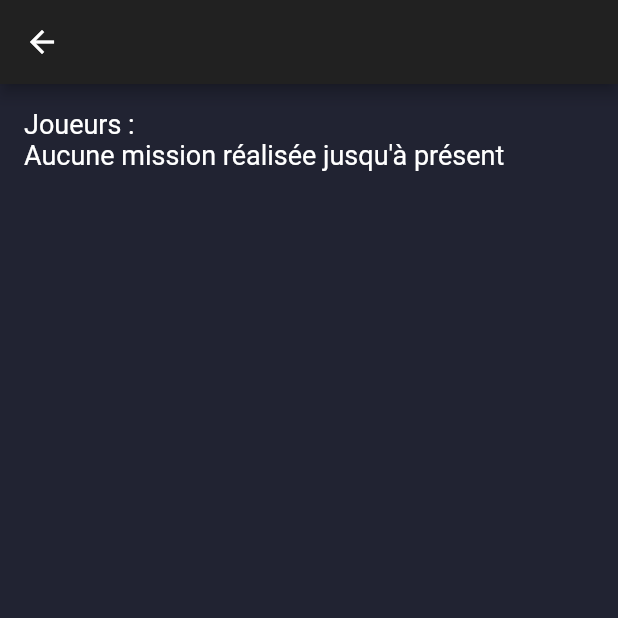
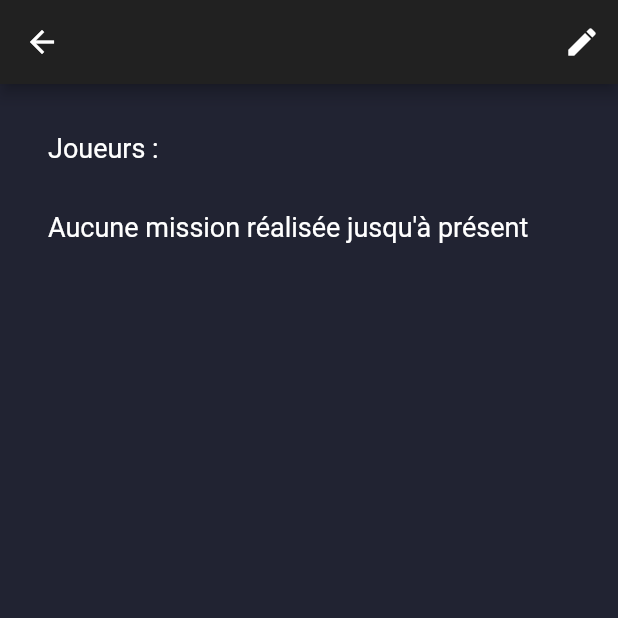
Before and after one commit to JoshuaArus/the_crew_companion, a Flutter app: the TeamStats screen opened directly with empty values, on a phone screen of 412 x 824 dp, the top half of it. Run offline on Flutter 3.47's test engine with Material 2 defaults, Android fonts, the phone set to English and light mode, and no system bars; our stand-ins replace shared_preferences; missing offline and left inert: confirm_dialog; accounts and stored records are empty.

Commit message:
rework teamStats

```diff
--- a/lib/views/teamList.dart
+++ b/lib/views/teamList.dart
@@ -53,7 +53,7 @@ class _TeamListState extends State<TeamList> {
     Navigator.push(
         context,
         new MaterialPageRoute(
-            builder: (BuildContext context) => TeamStats(team: team)));
+            builder: (BuildContext context) => TeamStats(controller: widget.controller, team: team)));
   }
 
   void _removeTeam(Team team) async {
--- a/lib/views/teamStats.dart
+++ b/lib/views/teamStats.dart
@@ -1,12 +1,15 @@
 import 'package:flutter/material.dart';
 import 'package:the_crew_companion/constant.dart';
+import 'package:the_crew_companion/views/components/missionExpansionPanelList.dart';
+import '../controller.dart';
 import '../entities/team.dart';
 import 'teamCreation.dart';
 
 class TeamStats extends StatefulWidget {
-  const TeamStats({ Key? key, required this.team }) : super(key: key);
+  const TeamStats({ Key? key, required this.controller, required this.team }) : super(key: key);
 
   final Team team;
+  final Controller controller;
 
   @override
   _TeamStatsState createState() => _TeamStatsState();
@@ -16,64 +19,73 @@ class _TeamStatsState extends State<TeamStats> {
 
   void editTeam() async {
     final edited = await Navigator.push(context, new MaterialPageRoute(builder: (BuildContext context) => TeamCreation(team: widget.team)));
-    if (edited == true)
+    if (edited == true) {
+      await widget.controller.saveDatas();
       setState(() {});
+    }
   }
 
   @override
   Widget build(BuildContext context) {
-
-    if (widget.team.achievedMissions.length == 0){
     return Scaffold(
       appBar: AppBar(
         title: Text(widget.team.name),
         centerTitle: true,
+        actions: [
+          IconButton(
+            onPressed: editTeam,
+            icon: Icon(Icons.edit),
+            tooltip: "Editer l'équipe",
+          )
+        ]
       ),
       body: SingleChildScrollView(
         padding: EdgeInsets.all(defaultPadding),
-          child : Column(
+        child : (widget.team.achievedMissions.length == 0)
+          ? Column(
             crossAxisAlignment: CrossAxisAlignment.start,
             children: [
-              Text("Joueurs : " + widget.team.players.join(", ")),
-              Text("Aucune mission réalisée jusqu'à présent"),
+              Container(
+                padding: EdgeInsets.all(defaultPadding),
+                child: Text("Joueurs : " + widget.team.players.join(", ")),
+              ),
+              Container(
+                padding: EdgeInsets.all(defaultPadding),
+                child: Text("Aucune mission réalisée jusqu'à présent"),
+              ),
             ]
           )
-        )
-      );
-    } else {
-      return Scaffold(
-        appBar: AppBar(
-          title: Text(widget.team.name),
-          centerTitle: true,
-        ),
-        body: SingleChildScrollView(
-          padding: EdgeInsets.all(defaultPadding),
-          child : Column(
+        : Column(
           crossAxisAlignment: CrossAxisAlignment.start,
           children: [
-              Text("Joueurs : " + widget.team.players.join(", ")),
-              Row(
+            Container(
+              padding: EdgeInsets.all(defaultPadding),
+              child: Text("Joueurs : " + widget.team.players.join(", ")),
+            ),
+            Container(
+              padding: EdgeInsets.all(defaultPadding),
+              child: Text("Missions réalisées : " + widget.team.achievedMissions.length.toString() + " / " + widget.controller.missions.length.toString()),
+            ),
+            MissionExpansionPanelList(
+              missions: widget.team.achievedMissions,
+              expandedMissionId: widget.team.achievedMissions.last.id,
+            ),
+            Container(
+              padding: EdgeInsets.all(defaultPadding),
+              child : Row(
+                mainAxisAlignment: MainAxisAlignment.spaceBetween,
                 children: [
-                  Text("Dernière mission terminée : "),
+                  Text("Nombre de tentatives totales : "),
                   Text(
-                    widget.team.achievedMissions.last.title,
+                    widget.team.achievedMissions.map((e) => e.attempts).reduce((value, element) => value = value + element).toString(),
                     style: TextStyle(fontWeight: FontWeight.bold),
                   )
                 ],
               ),
-              Text(widget.team.achievedMissions.last.description),
-              Text("Nombre d'essais de la mission : " + widget.team.achievedMissions.last.attempts.toString()),
-              Text("Nombre d'essais totaux : " + widget.team.achievedMissions.map((e) => e.attempts).reduce((value, element) => value = value + element).toString()),
+            ),
           ]
         )
-        ),
-        floatingActionButton: FloatingActionButton(
-          onPressed: editTeam,
-          tooltip: "Modifier l'équipe",
-          child: Icon(Icons.edit)
       ),
     );
   }
 }
-
-}
```
Lines whose indentation alone changed are shown as unchanged.
